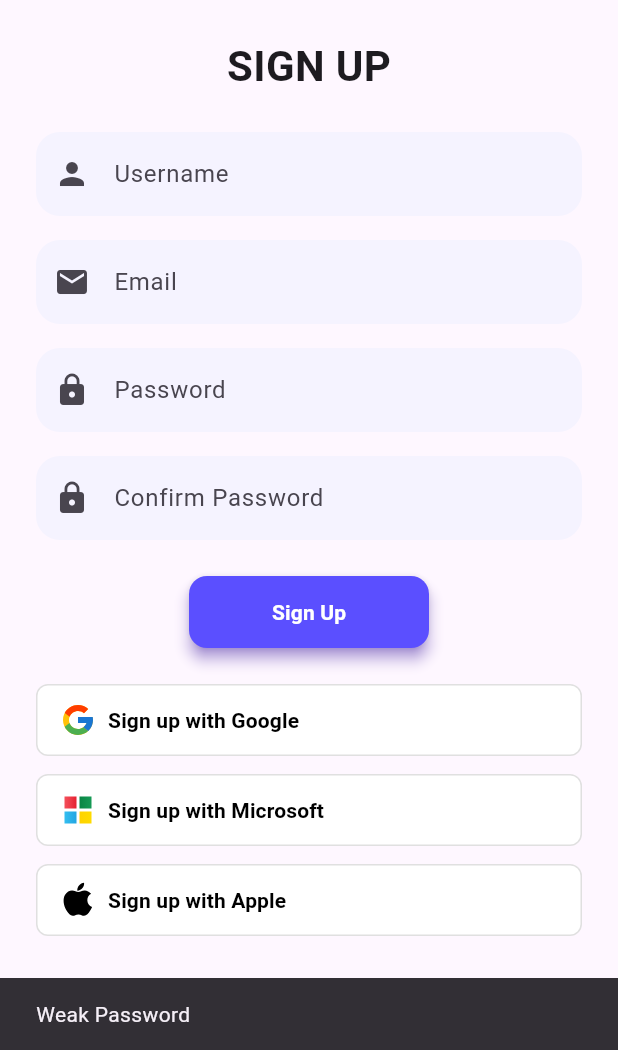
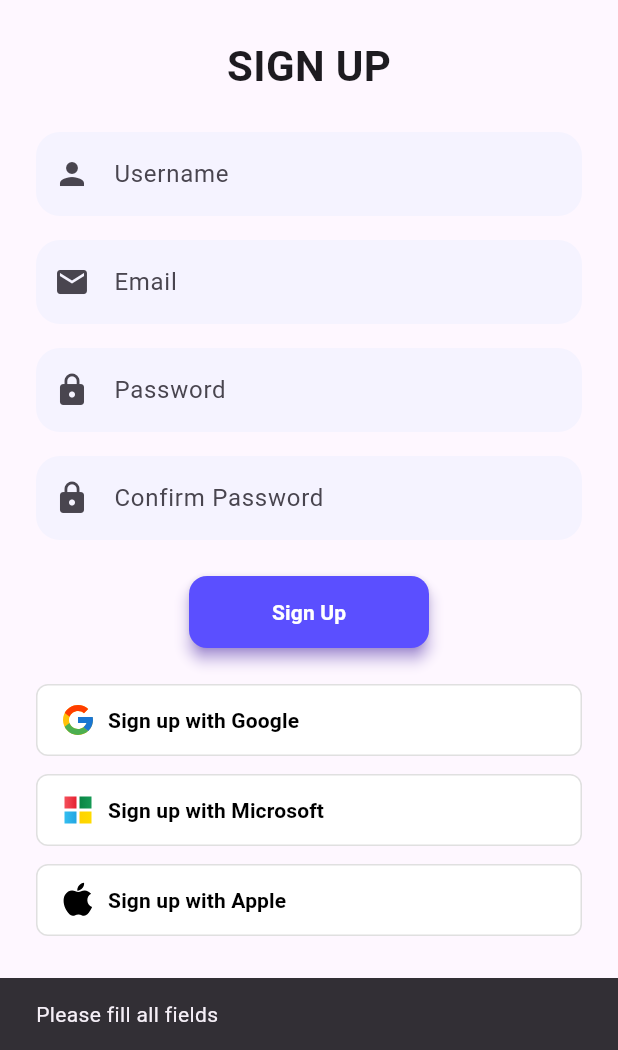
Before and after one commit to dataNerd65/TTIApp, a Flutter app: the SignUpPage screen opened directly, after a tap on "Sign Up", on a phone screen of 412 x 824 dp, the part 186-1236 px from its top. Run offline on Flutter 3.47's test engine with Material 3 defaults, Android fonts, the phone set to English and light mode, and no system bars; our stand-ins replace cloud_firestore, firebase_auth, firebase_core, flutter_svg, google_sign_in; accounts and stored records are empty.

Commit message:
Great error feedback

```diff
--- a/lib/screens/sign_up.dart
+++ b/lib/screens/sign_up.dart
@@ -67,6 +67,15 @@ class _SignUpPanelState extends State<_SignUpPanel> {
   final TextEditingController _passwordController = TextEditingController();
   final TextEditingController _confirmPasswordController =
       TextEditingController();
+  bool _isLoading = false;
+  @override
+  void dispose() {
+    _usernameController.dispose();
+    _emailController.dispose();
+    _passwordController.dispose();
+    _confirmPasswordController.dispose();
+    super.dispose();
+  }
 
   bool _isPasswordValid(String password) {
     final regex = RegExp(
@@ -76,31 +85,60 @@ class _SignUpPanelState extends State<_SignUpPanel> {
   }
 
   Future<void> _signUp() async {
+    if (_isLoading) return;
+    setState(() => _isLoading = true);
+
+    final username = _usernameController.text.trim();
+    final email = _emailController.text.trim();
+    final password = _passwordController.text;
+    final confirmPassword = _confirmPasswordController.text;
+
+    if (username.isEmpty ||
+        email.isEmpty ||
+        password.isEmpty ||
+        confirmPassword.isEmpty) {
+      ScaffoldMessenger.of(
+        context,
+      ).showSnackBar(const SnackBar(content: Text('Please fill all fields')));
+      setState(() => _isLoading = false);
+      return;
+    }
     if (_passwordController.text != _confirmPasswordController.text) {
       ScaffoldMessenger.of(
         context,
       ).showSnackBar(const SnackBar(content: Text('Passwords do not match')));
+      setState(() => _isLoading = false);
       return;
     }
-    if (!_isPasswordValid(_passwordController.text)) {
+    if (!_isPasswordValid(password)) {
       ScaffoldMessenger.of(
         context,
       ).showSnackBar(const SnackBar(content: Text('Weak Password')));
+      setState(() => _isLoading = false);
       return;
     }
     try {
+      final usernameQuery =
+          await FirebaseFirestore.instance
+              .collection('users')
+              .where('username', isEqualTo: username)
+              .limit(1)
+              .get();
+
+      if (usernameQuery.docs.isNotEmpty) {
+        ScaffoldMessenger.of(
+          context,
+        ).showSnackBar(const SnackBar(content: Text('Username already taken')));
+        setState(() => _isLoading = false);
+        return;
+      }
       UserCredential userCredential = await FirebaseAuth.instance
-          .createUserWithEmailAndPassword(
-            email: _emailController.text.trim(),
-            password: _passwordController.text.trim(),
-          );
+          .createUserWithEmailAndPassword(email: email, password: password);
       await FirebaseFirestore.instance
           .collection('users')
           .doc(userCredential.user!.uid)
-          .set({
-            'email': _emailController.text.trim(),
-            'username': _usernameController.text.trim(),
-          });
+          .set({'email': email, 'username': username});
+
       if (!mounted) return;
       ScaffoldMessenger.of(context).showSnackBar(
         const SnackBar(content: Text('Account created! Please log in.')),
@@ -112,9 +150,21 @@ class _SignUpPanelState extends State<_SignUpPanel> {
         MaterialPageRoute(builder: (context) => const LoginPage()),
       );
     } on FirebaseAuthException catch (e) {
-      ScaffoldMessenger.of(
-        context,
-      ).showSnackBar(SnackBar(content: Text(e.message ?? 'Sign up failed!')));
+      String msg = 'Sign up failed!';
+      if (e.code == 'email-already-in-use') {
+        msg = 'Email already in use';
+      } else if (e.code == 'invalid-email') {
+        msg = 'Invalid email address';
+      } else if (e.code == 'weak-password') {
+        msg = 'Password is too weak';
+      }
+      ScaffoldMessenger.of(context).showSnackBar(SnackBar(content: Text(msg)));
+    } catch (e) {
+      ScaffoldMessenger.of(context).showSnackBar(
+        const SnackBar(content: Text('An error occured. Please try again.')),
+      );
+    } finally {
+      if (mounted) setState(() => _isLoading = false);
     }
   }
 
```
